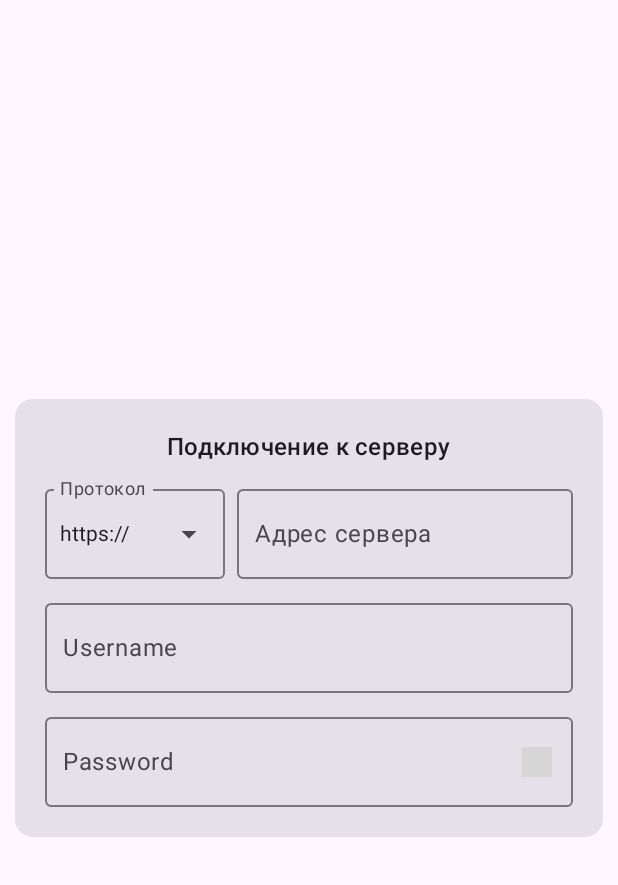
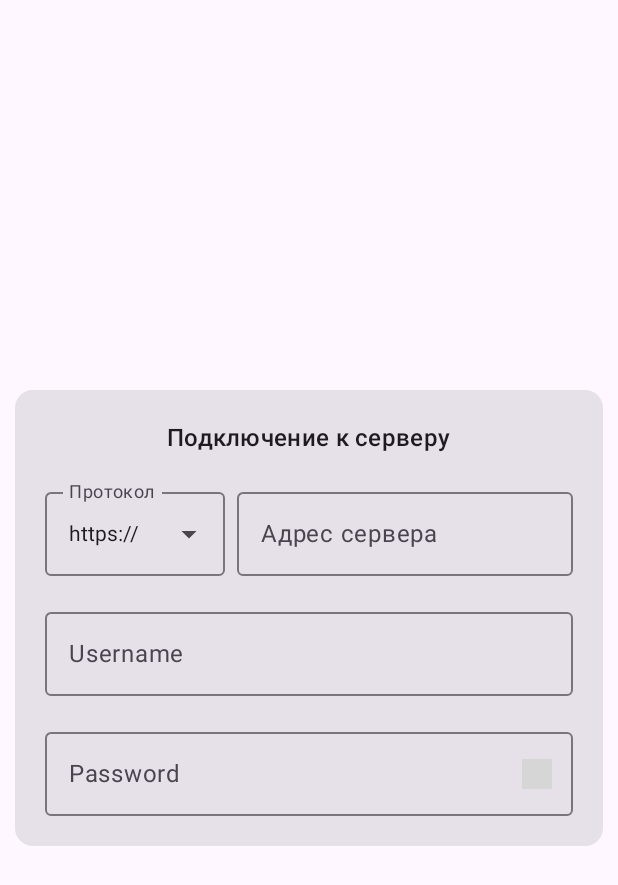
Before and after one commit to nnikitochka/Kord, an Android app built with Jetpack Compose: the @Preview function ServerSelectScreen, on a phone screen of 412 x 824 dp. Shown: the top 885 px of the screen. Run offline under Robolectric (Android 15) with nearby library versions, the phone set to English and light mode, and no system bars; our stand-ins replace Compose Multiplatform resources; 1 statement that could not run was skipped; grey boxes are pictures that could not be loaded.

Commit message:
refactor(ui): revert custom text field wrapper in favor of standard OutlinedTextField with fixed 64dp height

```diff
--- a/shared/src/commonMain/kotlin/su/nnedition/kord/ui/screen/start/ServerSelectScreen.kt
+++ b/shared/src/commonMain/kotlin/su/nnedition/kord/ui/screen/start/ServerSelectScreen.kt
@@ -9,11 +9,8 @@ import androidx.compose.animation.fadeOut
 import androidx.compose.animation.shrinkVertically
 import androidx.compose.foundation.background
 import androidx.compose.foundation.layout.Arrangement
-import androidx.compose.foundation.interaction.MutableInteractionSource
-import androidx.compose.foundation.interaction.collectIsFocusedAsState
 import androidx.compose.foundation.layout.Box
 import androidx.compose.foundation.layout.Column
-import androidx.compose.foundation.layout.PaddingValues
 import androidx.compose.foundation.layout.Row
 import androidx.compose.foundation.layout.Spacer
 import androidx.compose.foundation.layout.fillMaxSize
@@ -25,9 +22,6 @@ import androidx.compose.foundation.layout.width
 import androidx.compose.foundation.layout.widthIn
 import androidx.compose.foundation.shape.CircleShape
 import androidx.compose.foundation.shape.RoundedCornerShape
-import androidx.compose.foundation.text.BasicTextField
-import androidx.compose.foundation.text.KeyboardActions
-import androidx.compose.foundation.text.KeyboardOptions
 import androidx.compose.material3.Button
 import androidx.compose.material3.Card
 import androidx.compose.material3.CircularProgressIndicator
@@ -38,9 +32,8 @@ import androidx.compose.material3.ExposedDropdownMenuBox
 import androidx.compose.material3.ExposedDropdownMenuDefaults
 import androidx.compose.material3.Icon
 import androidx.compose.material3.IconButton
-import androidx.compose.material3.LocalTextStyle
 import androidx.compose.material3.MaterialTheme
-import androidx.compose.material3.OutlinedTextFieldDefaults
+import androidx.compose.material3.OutlinedTextField
 import androidx.compose.material3.Text
 import androidx.compose.runtime.Composable
 import androidx.compose.runtime.LaunchedEffect
@@ -51,9 +44,6 @@ import androidx.compose.runtime.setValue
 import androidx.compose.ui.Alignment
 import androidx.compose.ui.Modifier
 import androidx.compose.ui.graphics.Color
-import androidx.compose.ui.graphics.SolidColor
-import androidx.compose.ui.graphics.takeOrElse
-import androidx.compose.ui.text.TextStyle
 import androidx.compose.ui.text.input.PasswordVisualTransformation
 import androidx.compose.ui.text.input.VisualTransformation
 import androidx.compose.ui.tooling.preview.Preview
@@ -61,11 +51,11 @@ import androidx.compose.ui.unit.dp
 import kord.shared.generated.resources.Res
 import kord.shared.generated.resources.visibility
 import kord.shared.generated.resources.visibility_off
+import kotlinx.coroutines.delay
 import org.jetbrains.compose.resources.painterResource
-import kotlinx.coroutines.delay
-import kotlin.time.Duration.Companion.milliseconds
 import su.nnedition.kord.data.remote.KordClient
 import su.nnedition.kord.data.remote.ServerConfig
+import kotlin.time.Duration.Companion.milliseconds
 
 enum class ServerPingState {
     IDLE,
@@ -138,7 +128,7 @@ fun ServerSelectScreen() {
                         onExpandedChange = { protocolExpanded = it },
                         modifier = Modifier.width(120.dp)
                     ) {
-                        KordOutlinedTextField(
+                        OutlinedTextField(
                             value = protocol,
                             onValueChange = {},
                             readOnly = true,
@@ -146,8 +136,9 @@ fun ServerSelectScreen() {
                             trailingIcon = {
                                 ExposedDropdownMenuDefaults.TrailingIcon(expanded = protocolExpanded)
                             },
-                            modifier = Modifier.menuAnchor(ExposedDropdownMenuAnchorType.PrimaryNotEditable),
-                            contentPadding = PaddingValues(start = 10.dp, top = 2.dp, end = 4.dp, bottom = 4.dp),
+                            modifier = Modifier
+                                .menuAnchor(ExposedDropdownMenuAnchorType.PrimaryNotEditable)
+                                .height(64.dp),
                             singleLine = true
                         )
                         ExposedDropdownMenu(
@@ -166,7 +157,7 @@ fun ServerSelectScreen() {
                         }
                     }
 
-                    KordOutlinedTextField(
+                    OutlinedTextField(
                         value = serverAddress,
                         onValueChange = { input ->
                             if (input.startsWith("https://", ignoreCase = true)) {
@@ -181,8 +172,9 @@ fun ServerSelectScreen() {
                         },
                         label = { Text("Адрес сервера") },
                         placeholder = { Text("your-server.com") },
-                        modifier = Modifier.weight(1f),
-                        contentPadding = PaddingValues(start = 12.dp, top = 2.dp, end = 12.dp, bottom = 4.dp),
+                        modifier = Modifier
+                            .weight(1f)
+                            .height(64.dp),
                         singleLine = true,
                         trailingIcon = {
                             when (pingState) {
@@ -214,22 +206,24 @@ fun ServerSelectScreen() {
                 }
                 Spacer(modifier = Modifier.height(16.dp))
 
-                KordOutlinedTextField(
+                OutlinedTextField(
                     value = username,
                     onValueChange = { username = it },
                     label = { Text("Username") },
-                    modifier = Modifier.fillMaxWidth(),
-                    contentPadding = PaddingValues(start = 12.dp, top = 2.dp, end = 12.dp, bottom = 4.dp),
+                    modifier = Modifier
+                        .fillMaxWidth()
+                        .height(64.dp),
                     singleLine = true
                 )
                 Spacer(modifier = Modifier.height(16.dp))
 
-                KordOutlinedTextField(
+                OutlinedTextField(
                     value = password,
                     onValueChange = { password = it },
                     label = { Text("Password") },
-                    modifier = Modifier.fillMaxWidth(),
-                    contentPadding = PaddingValues(start = 12.dp, top = 2.dp, end = 12.dp, bottom = 4.dp),
+                    modifier = Modifier
+                        .fillMaxWidth()
+                        .height(64.dp),
                     visualTransformation = if (passwordVisible) VisualTransformation.None else PasswordVisualTransformation('*'),
                     singleLine = true,
                     trailingIcon = {
@@ -279,67 +273,3 @@ fun ServerSelectScreen() {
         }
     }
 }
-
-@OptIn(ExperimentalMaterial3Api::class)
-@Composable
-fun KordOutlinedTextField(
-    value: String,
-    onValueChange: (String) -> Unit,
-    modifier: Modifier = Modifier,
-    enabled: Boolean = true,
-    readOnly: Boolean = false,
-    textStyle: TextStyle = LocalTextStyle.current,
-    label: @Composable (() -> Unit)? = null,
-    placeholder: @Composable (() -> Unit)? = null,
-    leadingIcon: @Composable (() -> Unit)? = null,
-    trailingIcon: @Composable (() -> Unit)? = null,
-    visualTransformation: VisualTransformation = VisualTransformation.None,
-    keyboardOptions: KeyboardOptions = KeyboardOptions.Default,
-    keyboardActions: KeyboardActions = KeyboardActions.Default,
-    singleLine: Boolean = true,
-    isError: Boolean = false,
-    interactionSource: MutableInteractionSource = remember { MutableInteractionSource() },
-    contentPadding: PaddingValues = PaddingValues(start = 12.dp, top = 2.dp, end = 12.dp, bottom = 4.dp)
-) {
-    val colors = OutlinedTextFieldDefaults.colors()
-    val isFocused by interactionSource.collectIsFocusedAsState()
-    val textColor = textStyle.color.takeOrElse {
-        if (isError) colors.errorTextColor
-        else if (!enabled) colors.disabledTextColor
-        else if (isFocused) colors.focusedTextColor
-        else colors.unfocusedTextColor
-    }
-    val mergedTextStyle = textStyle.merge(TextStyle(color = textColor))
-
-    BasicTextField(
-        value = value,
-        modifier = modifier.height(60.dp),
-        onValueChange = onValueChange,
-        enabled = enabled,
-        readOnly = readOnly,
-        textStyle = mergedTextStyle,
-        cursorBrush = SolidColor(if (isError) colors.errorCursorColor else colors.cursorColor),
-        visualTransformation = visualTransformation,
-        keyboardOptions = keyboardOptions,
-        keyboardActions = keyboardActions,
-        interactionSource = interactionSource,
-        singleLine = singleLine,
-        decorationBox = @Composable { innerTextField ->
-            OutlinedTextFieldDefaults.DecorationBox(
-                value = value,
-                visualTransformation = visualTransformation,
-                innerTextField = innerTextField,
-                placeholder = placeholder,
-                label = label,
-                leadingIcon = leadingIcon,
-                trailingIcon = trailingIcon,
-                singleLine = singleLine,
-                enabled = enabled,
-                isError = isError,
-                interactionSource = interactionSource,
-                colors = colors,
-                contentPadding = contentPadding
-            )
-        }
-    )
-}
```
